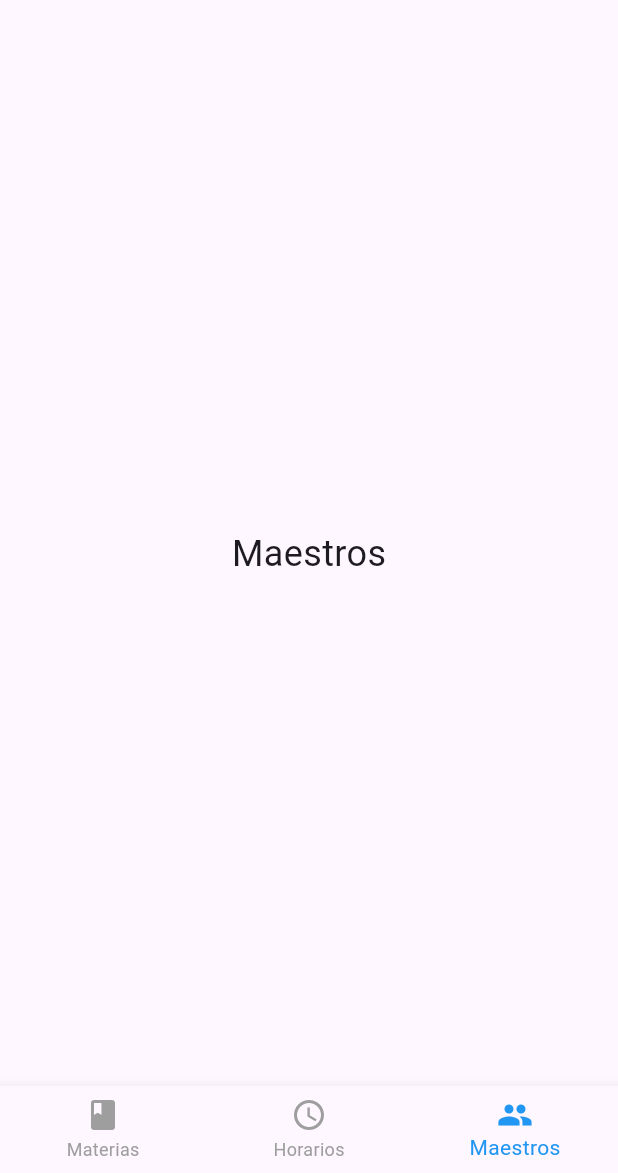
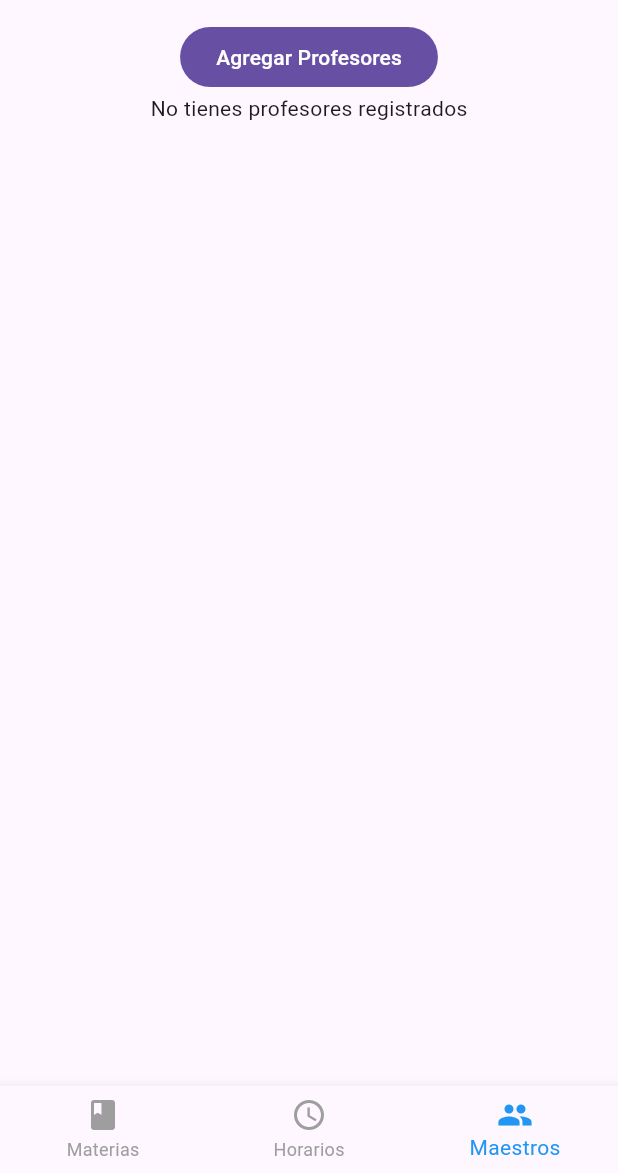
Before and after one commit to rojasaguilar/u3_p2_checador_asistencia, a Flutter app: the screen it shows after launch, item 3 of the bottom bar chosen, on a phone screen of 412 x 824 dp, the part 63-1236 px from its top. Run offline on Flutter 3.47's test engine with Material 3 defaults, Android fonts, the phone set to English and light mode, and no system bars; our stand-ins replace sqflite; accounts and stored records are empty.

Commit message:
navegacion principal completa, crud materias y maestros completo, falta agregar horarios

```diff
--- a/lib/pages/addHorario.dart
+++ b/lib/pages/addHorario.dart
@@ -27,6 +27,7 @@ class _AddhorarioState extends State<Addhorario> {
     // TODO: implement initState
     super.initState();
     obtenerProfesores();
+    obtenerMaterias();
   }
 
   @override
@@ -63,7 +64,7 @@ class _AddhorarioState extends State<Addhorario> {
 
           SizedBox(height: 20,),
 
-          //PROFESOR
+          //MATERIAS
           Container(
             child: Column(
               children: [
--- a/lib/pages/home.dart
+++ b/lib/pages/home.dart
@@ -1,5 +1,7 @@
 import 'package:flutter/material.dart';
+import 'package:u3_p2_checador_asistencia/pages/horarios.dart';
 import 'package:u3_p2_checador_asistencia/pages/materias.dart';
+import 'package:u3_p2_checador_asistencia/pages/profesores.dart';
 
 class HomePage extends StatefulWidget {
   const HomePage({super.key});
@@ -12,26 +14,27 @@ class _HomePageState extends State<HomePage> {
   int _indice = 0;
 
   final List<Widget> _paginas = [
-   Materias(),
-    Center(child: Text("Horarios", style: TextStyle(fontSize: 24))),
-    Center(child: Text("Maestros", style: TextStyle(fontSize: 24))),
+    Materias(),
+    Horarios(),
+    Profesores(),
   ];
 
   @override
   Widget build(BuildContext context) {
     return Scaffold(
-      appBar: AppBar(
-        title: Text("Checador de Asistencia"),
-      ),
+      appBar: AppBar(title: Text("Checador de Asistencia")),
       body: _paginas[_indice],
       bottomNavigationBar: BottomNavigationBar(
         currentIndex: _indice,
         onTap: (index) => setState(() => _indice = index),
         selectedItemColor: Colors.blue,
         unselectedItemColor: Colors.grey,
-        items:  [
+        items: [
           BottomNavigationBarItem(icon: Icon(Icons.book), label: "Materias"),
-          BottomNavigationBarItem(icon: Icon(Icons.schedule), label: "Horarios"),
+          BottomNavigationBarItem(
+            icon: Icon(Icons.schedule),
+            label: "Horarios",
+          ),
           BottomNavigationBarItem(icon: Icon(Icons.people), label: "Maestros"),
         ],
       ),
--- /dev/null
+++ b/lib/pages/profesores.dart
@@ -0,0 +1,83 @@
+import 'package:flutter/material.dart';
+import 'package:u3_p2_checador_asistencia/models/profesor.dart';
+import 'package:u3_p2_checador_asistencia/controllers/controllerProfesor.dart';
+import 'package:u3_p2_checador_asistencia/pages/addProfesor.dart';
+
+class Profesores extends StatefulWidget {
+  const Profesores({super.key});
+
+  @override
+  State<Profesores> createState() => _ProfesoresState();
+}
+
+class _ProfesoresState extends State<Profesores> {
+  List<Profesor> profesores = [];
+
+  ControllerProfesor controllerProfesor = ControllerProfesor();
+
+  @override
+  void initState() {
+    // TODO: implement initState
+    super.initState();
+    actualizarProfesores();
+  }
+
+  @override
+  Widget build(BuildContext context) {
+    return Column(
+      children: [
+        FilledButton(
+          onPressed: () {
+            Navigator.push(
+              context,
+              MaterialPageRoute(
+                builder: (BuildContext co) {
+                  return Addprofesor(
+                    onAdd: () {
+                      actualizarProfesores();
+                    },
+                  );
+                },
+              ),
+            );
+          },
+          child: Text("Agregar Profesores"),
+        ),
+
+        profesores.isEmpty
+            ? Center(child: Text("No tienes profesores registrados"))
+            //LISTA DE PROFES
+            : Expanded(
+                child: Column(
+                  crossAxisAlignment: CrossAxisAlignment.start,
+                  children: [
+                    Text("Profesores (${profesores.length})"),
+                    Expanded(
+                      child: ListView(
+                        children: profesores
+                            .map(
+                              (profe) => ListTile(
+                                title: Text("${profe.NOMBRE}"),
+                                subtitle: Text("${profe.CARRERA}"),
+                              ),
+                            )
+                            .toList(),
+                      ),
+                    ),
+                  ],
+                ),
+              ),
+      ],
+    );
+  }
+
+  void actualizarProfesores() async {
+    final profesoresMap = await controllerProfesor.obtenerProfesores();
+
+    setState(() {
+      profesores = profesoresMap;
+    });
+
+    profesores.forEach((profesor) => print("${profesor.toJSON()} \n"));
+  }
+}
```
Also changed, not shown: lib/pages/horarios.dart (added, +82 -0 lines), lib/pages/materias.dart (+12 -65 lines).
